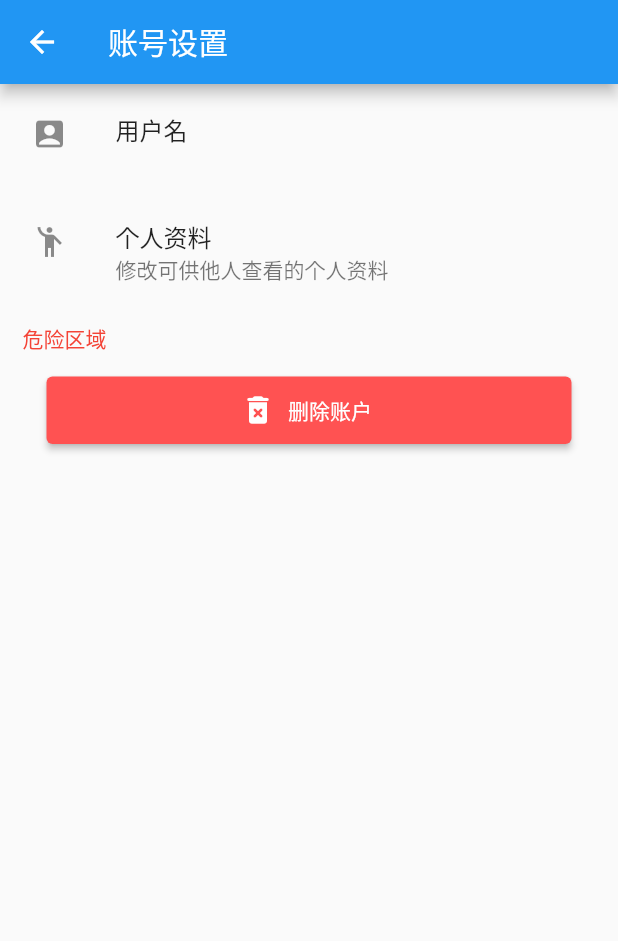
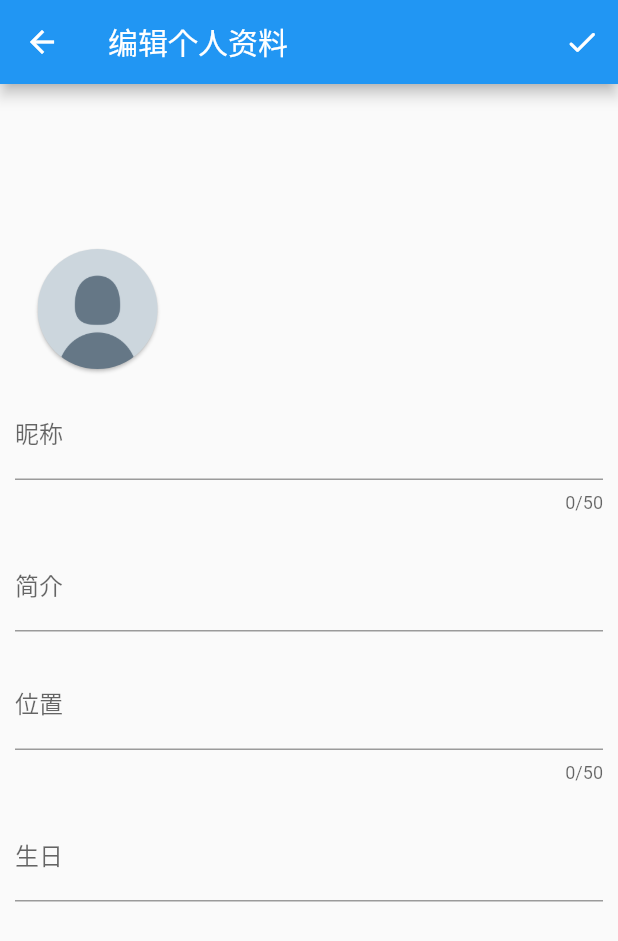
Before and after one commit to RA1NO3O/in_forum, a Flutter app: the AccountSettingsPage screen opened directly, after a tap on "个人资料", on a phone screen of 412 x 824 dp. Shown: the top 941 px of the screen. Run offline on Flutter 3.47's test engine with Material 2 defaults, Android fonts, the phone set to English and light mode, and no system bars; our stand-ins replace cached_network_image, dio, file_picker, flutter_cache_manager, permission_handler, photo_view and 3 more; accounts and stored records are empty; network calls fail.

Commit message:
added editProfile.dart

```diff
--- /dev/null
+++ b/go/hover-build-command.txt
@@ -0,0 +1 @@
+hover build windows --cache-path D:\Dev\ --skip-engine-download
--- a/lib/component/customStyles.dart
+++ b/lib/component/customStyles.dart
@@ -18,7 +18,7 @@ SnackBar errorSnackBar(String r) {
           margin: EdgeInsets.only(right: 10),
           child: Icon(Icons.close_rounded),
         ),
-        Text(r),
+        Text('  $r'),
       ],
     ),
     backgroundColor: Colors.redAccent,
@@ -29,7 +29,7 @@ SnackBar welcomeSnackBar(String r) {
   return SnackBar(
     content: Row(
       children: [
-        Text('👏欢迎, ' + r),
+        Text('👏欢迎, $r'),
       ],
     ),
     backgroundColor: Colors.greenAccent,
@@ -41,7 +41,7 @@ SnackBar doneSnackBar(String r) {
     content: Row(
       children: [
         Icon(Icons.done_rounded),
-        Text(r),
+        Text('  $r'),
       ],
     ),
     backgroundColor: Colors.blue,
--- a/lib/component/imageViewer.dart
+++ b/lib/component/imageViewer.dart
@@ -36,7 +36,7 @@ class ImageViewer extends StatelessWidget {
                 onPressed: () {
                   AppUtil.saveImage(imgURL);
                   ScaffoldMessenger.of(bc)
-                      .showSnackBar(doneSnackBar('  图片已保存至/Pictures/.'));
+                      .showSnackBar(doneSnackBar('图片已保存.'));
                 }),
           ),
           IconButton(
--- a/lib/data/collectionListStream.dart
+++ b/lib/data/collectionListStream.dart
@@ -6,7 +6,7 @@ import 'package:inforum/service/postCollectionService.dart';
 List<PostListItem> pcls = [];
 Future<List<PostListItem>> getCollectionList(int? userID) async {
   pcls.clear();
-  List<CollectionRecordset> pcl = await (getPostCollection(userID) as FutureOr<List<CollectionRecordset>>);
+  List<CollectionRecordset> pcl = (await getPostCollection(userID))! ;
   pcl.forEach((rs) {
     String? t = rs.tags;
     pcls.add(PostListItem(
--- a/lib/main.dart
+++ b/lib/main.dart
@@ -104,7 +104,7 @@ class _MainPageState extends State<MainPage> {
                     tag: 'title',
                     child: Text(
                       widget.title!,
-                      style: Theme.of(context).primaryTextTheme.headline5,
+                      style: Theme.of(context).primaryTextTheme.headline6,
                     ),
                   ),
                   leading: state != 0
--- a/lib/subPage/editPost.dart
+++ b/lib/subPage/editPost.dart
@@ -467,10 +467,10 @@ class _EditPostScreenState extends State<EditPostScreen> {
 
   Future getImage() async {
     // final picker = ImagePicker();
-    FilePickerResult picker = await (FilePicker.platform
-        .pickFiles(type: FileType.image) as FutureOr<FilePickerResult>);
+    FilePickerResult? picker = await FilePicker.platform
+        .pickFiles(type: FileType.image);
     // final file = await picker.getImage(source: ImageSource.gallery);
-    PlatformFile file = picker.files.first;
+    PlatformFile file = picker!.files.first;
     setState(() {
       _localImagePath = file.path;
     });
--- a/lib/subPage/primaryPage.dart
+++ b/lib/subPage/primaryPage.dart
@@ -35,6 +35,7 @@
           radius: Radius.circular(5),
           child: !loadState
               ? StaggeredGridView.extentBuilder(
+                  physics: AlwaysScrollableScrollPhysics(),
                   maxCrossAxisExtent: 240,
                   itemCount: streamList.length,
                   itemBuilder: (context, index) => streamList[index],
--- a/lib/subPage/settingsPage/accountSettingsPage.dart
+++ b/lib/subPage/settingsPage/accountSettingsPage.dart
@@ -5,6 +5,7 @@ import 'package:inforum/component/customStyles.dart';
 import 'package:inforum/component/statefulDialog.dart';
 import 'package:inforum/data/webConfig.dart';
 import 'package:inforum/service/loginService.dart';
+import 'package:inforum/subPage/settingsPage/editProfile.dart';
 import 'package:shared_preferences/shared_preferences.dart';
 
 class AccountSettingsPage extends StatefulWidget {
@@ -69,6 +70,9 @@ class _AccountSettingsPage extends State<AccountSettingsPage> {
                                           userNameController.text.isEmpty
                                       ? '请使用新的用户名.'
                                       : null,
+                              onEditingComplete: () async {
+                                await onUserNameEditDone(bc);
+                              },
                               controller: userNameController,
                               decoration: InputDecoration(
                                   border: OutlineInputBorder(
@@ -79,15 +83,7 @@ class _AccountSettingsPage extends State<AccountSettingsPage> {
                           actions: [
                             TextButton.icon(
                                 onPressed: () async {
-                                  if (_fk.currentState!.validate()) {
-                                    bool r = await tryEditUserName(
-                                        userNameController.text);
-                                    if (r) {
-                                      Navigator.pop(bc, '0');
-                                    } else {
-                                      Navigator.pop(bc, '1');
-                                    }
-                                  }
+                                  await onUserNameEditDone(bc);
                                 },
                                 icon: Icon(Icons.done),
                                 label: Text('完成'))
@@ -97,12 +93,12 @@ class _AccountSettingsPage extends State<AccountSettingsPage> {
                       switch (result) {
                         case '0':
                           ScaffoldMessenger.of(bc)
-                              .showSnackBar(errorSnackBar('  用户名已修改.\n'
+                              .showSnackBar(doneSnackBar('用户名已修改.\n'
                                   '  今后,请使用修改后的用户名进行登录.'));
                           break;
                         case '1':
                           ScaffoldMessenger.of(bc)
-                              .showSnackBar(errorSnackBar('  修改失败,\n'
+                              .showSnackBar(errorSnackBar('修改失败,\n'
                                   '  该用户名可能已存在.'));
                       }
                     },
@@ -114,8 +110,18 @@ class _AccountSettingsPage extends State<AccountSettingsPage> {
                     shape: roundedRectangleBorder,
                     title: Text('个人资料'),
                     subtitle: Text('修改可供他人查看的个人资料'),
-                    //TODO:修改个人资料
-                    onTap: () {},
+                    onTap: () async {
+                      var result = await Navigator.push(
+                          context,
+                          MaterialPageRoute(
+                              builder: (bc) => EditProfilePage(
+                                    userID: userID,
+                                  )));
+                      if (result == 0) {
+                        ScaffoldMessenger.of(bc)
+                            .showSnackBar(doneSnackBar('个人资料已修改.'));
+                      }
+                    },
                   ),
                 ),
                 Container(
@@ -149,9 +155,21 @@ class _AccountSettingsPage extends State<AccountSettingsPage> {
     );
   }
 
+  onUserNameEditDone(BuildContext bc) async {
+    if (_fk.currentState!.validate()) {
+      bool r = await tryEditUserName(userNameController.text);
+      if (r) {
+        Navigator.pop(bc, '0');
+      } else {
+        Navigator.pop(bc, '1');
+      }
+    }
+  }
+
   void getUserInfo() async {
     sp = await SharedPreferences.getInstance();
     setState(() {
+      userID = sp.getInt('userID');
       userName = sp.getString('userName');
       nickName = sp.getString('nickName');
       avatarURL = sp.getString('avatarURL');
--- /dev/null
+++ b/lib/subPage/settingsPage/editProfile.dart
@@ -0,0 +1,195 @@
+import 'package:cached_network_image/cached_network_image.dart';
+import 'package:dio/dio.dart';
+import 'package:flutter/material.dart';
+import 'package:inforum/component/imageViewer.dart';
+import 'package:inforum/data/webConfig.dart';
+import 'package:inforum/service/dateTimeFormat.dart';
+import 'package:inforum/service/profileService.dart';
+import 'package:inforum/service/randomGenerator.dart';
+import 'package:intl/intl.dart';
+
+class EditProfilePage extends StatefulWidget {
+  final int? userID;
+
+  const EditProfilePage({Key? key, this.userID}) : super(key: key);
+
+  @override
+  State<StatefulWidget> createState() => _EditProfilePageState();
+}
+
+class _EditProfilePageState extends State<EditProfilePage> {
+  String _avatarURL = '';
+  String _avatarHeroTag = getRandom(6);
+  String _bannerURL = '';
+  TextEditingController _nickNameController = new TextEditingController();
+  TextEditingController _bioController = new TextEditingController();
+  TextEditingController _locationController = new TextEditingController();
+  TextEditingController _birthdayController = new TextEditingController();
+
+  @override
+  void initState() {
+    _init();
+    super.initState();
+  }
+
+  _init() async {
+    ProfileRecordset? rs = await getProfile(widget.userID);
+    setState(() {
+      _avatarURL = rs?.avatarUrl ?? '';
+      _bannerURL = rs?.bannerUrl ?? '';
+      _nickNameController.text = rs!.nickname!;
+      _bioController.text = rs.bio!;
+      _locationController.text = rs.location!;
+      _birthdayController.text = convertBasicDateFormat(rs.birthday.toString());
+    });
+  }
+
+  @override
+  Widget build(BuildContext context) {
+    return Scaffold(
+      appBar: AppBar(
+        title: Text('编辑个人资料'),
+        actions: [
+          Builder(
+            builder: (bc) => IconButton(
+              icon: Icon(Icons.done_rounded),
+              tooltip: '保存',
+              onPressed: () async {
+                Response res = await Dio().post(
+                  '$apiServerAddress/editProfile/?userID=${widget.userID}',
+                  options: new Options(
+                      contentType: Headers.formUrlEncodedContentType),
+                  data: {
+                    "avatarURL": _avatarURL,
+                    "bannerURL": _bannerURL,
+                    "nickName": _nickNameController.text,
+                    "bio": _bioController.text,
+                    "location": _locationController.text,
+                    "birthday": DateFormat.yMMMd('zh_CN')
+                        .parse(_birthdayController.text),
+                  },
+                );
+                if (res.data == 'success.') {
+                  Navigator.pop(context, 0);
+                }
+              },
+            ),
+          ),
+        ],
+      ),
+      body: ListView(
+        children: [
+          Stack(
+            children: [
+              _bannerURL != ''
+                  ? CachedNetworkImage(
+                      errorWidget: (context, url, error) =>
+                          Icon(Icons.broken_image_rounded),
+                      imageUrl: _bannerURL,
+                      fit: BoxFit.cover,
+                      height: 150,
+                    )
+                  : Container(
+                      height: 150,
+                    ),
+              Container(
+                margin: EdgeInsets.only(top: 105, left: 20),
+                child: Hero(
+                  child: Material(
+                    elevation: 1,
+                    shape: CircleBorder(),
+                    clipBehavior: Clip.antiAlias,
+                    color: Colors.transparent,
+                    child: Ink.image(
+                      image: (_avatarURL != ''
+                              ? CachedNetworkImageProvider(_avatarURL)
+                              : AssetImage('images/default_avatar.png'))
+                          as ImageProvider<Object>,
+                      fit: BoxFit.contain,
+                      width: 80,
+                      height: 80,
+                      child: InkWell(
+                        onTap: () {
+                          if (_avatarURL != '') {
+                            Navigator.push(context, MaterialPageRoute(
+                                builder: (BuildContext context) {
+                              return ImageViewer(
+                                imgURL: _avatarURL,
+                                heroTag: _avatarHeroTag,
+                              );
+                            }));
+                          }
+                        },
+                      ),
+                    ),
+                  ),
+                  tag: _avatarHeroTag,
+                ),
+                decoration: BoxDecoration(
+                  borderRadius: BorderRadius.circular(80),
+                  border: Border.all(
+                    width: 5,
+                    color: Theme.of(context).scaffoldBackgroundColor,
+                  ),
+                ),
+              ),
+            ],
+          ),
+          Container(
+            margin: EdgeInsets.all(10),
+            child: TextFormField(
+              controller: _nickNameController,
+              keyboardType: TextInputType.name,
+              maxLines: 1,
+              maxLength: 50,
+              decoration: InputDecoration(labelText: '昵称'),
+            ),
+          ),
+          Container(
+            margin: EdgeInsets.all(10),
+            child: TextFormField(
+              controller: _bioController,
+              keyboardType: TextInputType.multiline,
+              maxLines: null,
+              decoration: InputDecoration(
+                labelText: '简介',
+                alignLabelWithHint: false,
+              ),
+            ),
+          ),
+          Container(
+            margin: EdgeInsets.all(10),
+            child: TextFormField(
+              controller: _locationController,
+              maxLines: 1,
+              maxLength: 50,
+              decoration: InputDecoration(labelText: '位置'),
+            ),
+          ),
+          Container(
+            margin: EdgeInsets.all(10),
+            child: TextFormField(
+              controller: _birthdayController,
+              onTap: () async {
+                var result = await showDatePicker(
+                  context: context,
+                  initialDate: _birthdayController.text.isEmpty
+                      ? DateTime.now()
+                      : DateFormat.yMMMd('zh_CN')
+                          .parse(_birthdayController.text),
+                  firstDate: DateTime(DateTime.now().year - 100),
+                  lastDate: DateTime(DateTime.now().year + 1),
+                );
+                if (result != null) {
+                  _birthdayController.text =
+                      convertBasicDateFormat(result.toString());
+                }
+              },
+              decoration: InputDecoration(labelText: '生日'),
+            ),
+          )
+        ],
+      ),
+    );
+  }
+}
```
Also changed, not shown: lib/home.dart (+9 -7 lines), lib/service/imageDownloadService.dart (+11 -5 lines), lib/service/imageShareService.dart (+6 -1 lines), pubspec.lock, 3 other files.
